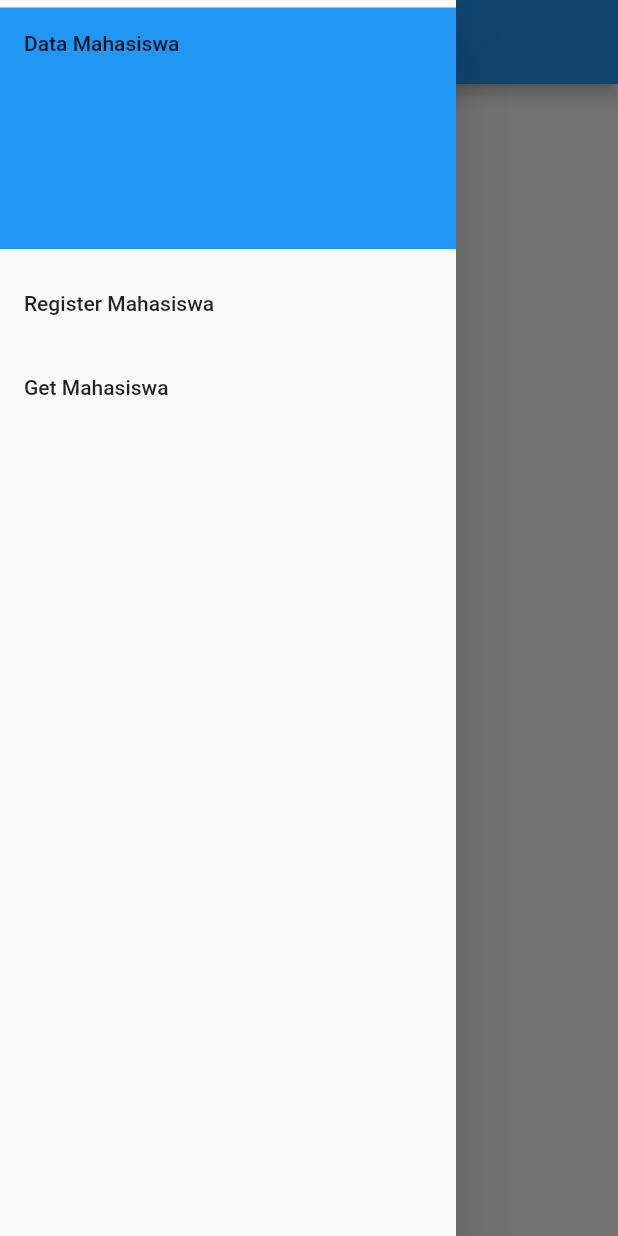
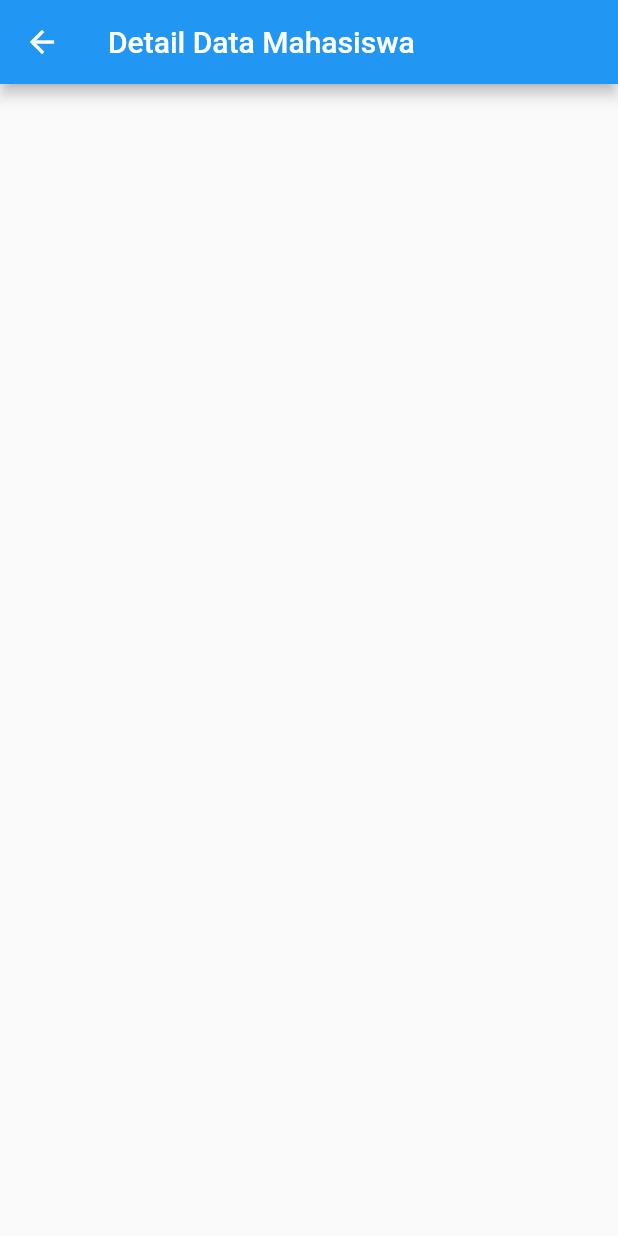
Before and after one commit to PascalPasha/Consume_20190140105, a Flutter app: the screen it shows after launch, in the side drawer, after a tap on "Get Mahasiswa", on a phone screen of 412 x 824 dp. Run offline on Flutter 3.47's test engine with Material 2 defaults, Android fonts, the phone set to English and light mode, and no system bars.

Commit message:
create getdatamahasiswa

```diff
--- a/lib/datamahasiswa.dart
+++ b/lib/datamahasiswa.dart
@@ -1,3 +1,4 @@
+import 'package:consumeapi/getmahasiswa.dart';
 import 'package:consumeapi/register.dart';
 import 'package:flutter/material.dart';
 
@@ -36,7 +37,10 @@ class _DataMahasiswaState extends State<DataMahasiswa> {
             ),
             ListTile(
               title: Text('Get Mahasiswa'),
-              onTap: () {},
+              onTap: () {
+                Navigator.push(context,
+                    MaterialPageRoute(builder: (context) => getmahasiswa()));
+              },
             )
           ],
         ),
--- /dev/null
+++ b/lib/getmahasiswa.dart
@@ -0,0 +1,23 @@
+import 'package:flutter/material.dart';
+
+class getmahasiswa extends StatefulWidget {
+  const getmahasiswa({Key? key}) : super(key: key);
+
+  @override
+  _getmahasiswaState createState() => _getmahasiswaState();
+}
+
+class _getmahasiswaState extends State<getmahasiswa> {
+  @override
+  Widget build(BuildContext context) {
+    return Scaffold(
+      appBar: AppBar(
+        title: new Text("Detail Data Mahasiswa"),
+        leading: IconButton(
+          icon: Icon(Icons.arrow_back),
+          onPressed: () {},
+        ),
+      ),
+    );
+  }
+}
```
